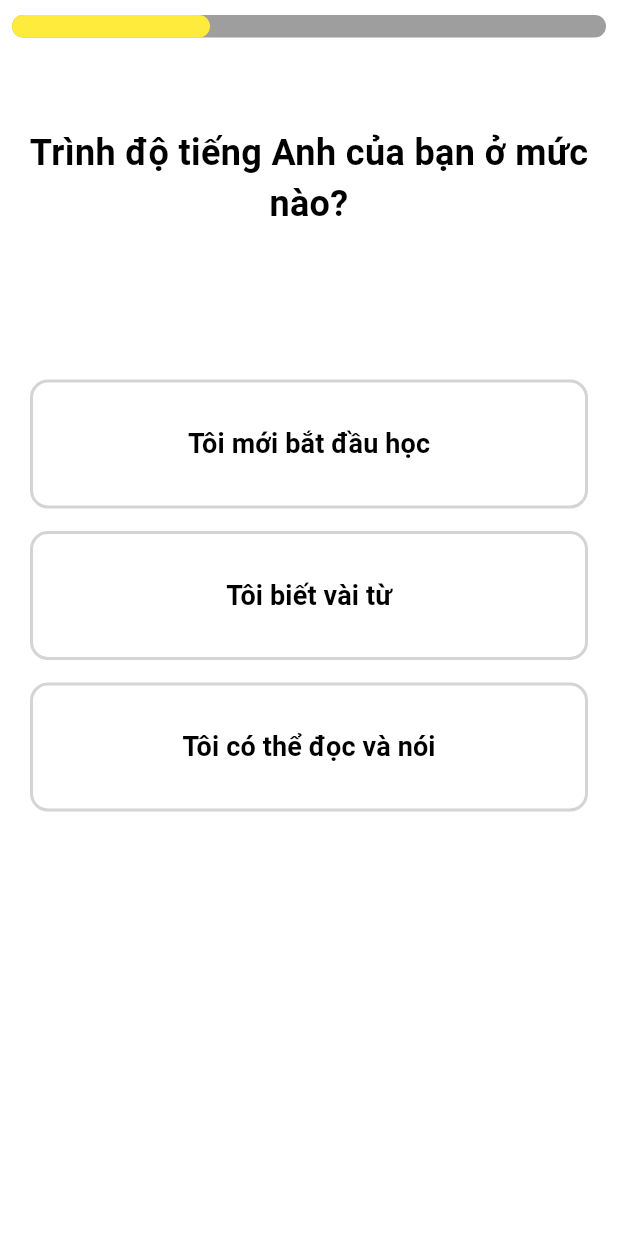
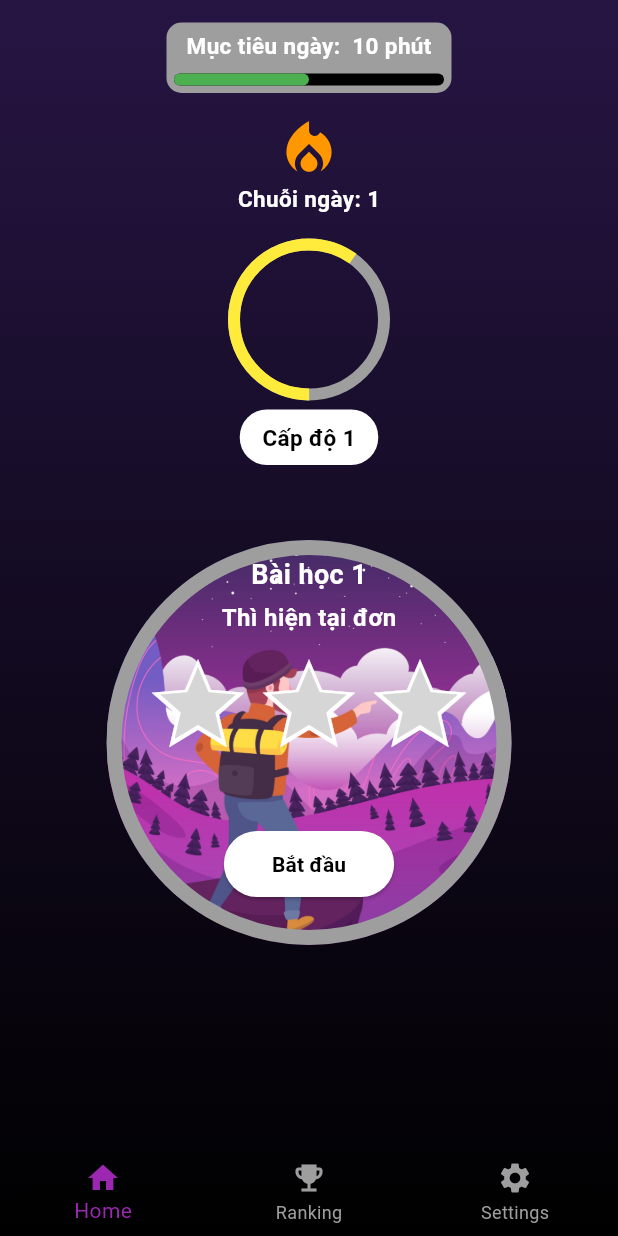
Before and after one commit to thanh2242003/English_App, a Flutter app: the screen it shows after launch, on a phone screen of 412 x 824 dp. Run offline on Flutter 3.47's test engine with Material 3 defaults, Android fonts, the phone set to English and light mode, and no system bars.

Commit message:
basic HomaeScreen

```diff
--- a/lib/main.dart
+++ b/lib/main.dart
@@ -1,3 +1,4 @@
+import 'package:english_app/presentation/screens/home_screen.dart';
 import 'package:english_app/presentation/screens/login_screen.dart';
 import 'package:english_app/presentation/screens/onboarding_screen.dart';
 import 'package:english_app/presentation/screens/splash_screen.dart';
@@ -20,7 +21,7 @@
           //const SplashScreen(),
           Scaffold(
             body: SafeArea(
-              child: const OnboardingScreen(),
+              child: const HomeScreen(),
             ),
           ),
     );
--- /dev/null
+++ b/lib/presentation/screens/home_screen.dart
@@ -0,0 +1,209 @@
+import 'package:english_app/core/my_button.dart';
+import 'package:flutter/material.dart';
+
+class HomeScreen extends StatelessWidget {
+  const HomeScreen({super.key});
+
+  @override
+  Widget build(BuildContext context) {
+    double progress = 0.5;
+    return Container(
+      decoration: BoxDecoration(
+        gradient: LinearGradient(
+          colors: [Color(0xFF261543), Colors.black],
+          begin: Alignment.topCenter,
+          end: AlignmentGeometry.bottomCenter,
+        ),
+      ),
+      child: Scaffold(
+        backgroundColor: Colors.transparent,
+        body: Center(
+          child: Column(
+            //mainAxisAlignment: MainAxisAlignment.spaceBetween,
+            children: [
+              //mục tiêu ngày
+              Container(
+                margin: EdgeInsets.symmetric(horizontal: 80, vertical: 15),
+                padding: EdgeInsets.all(5),
+                decoration: BoxDecoration(
+                  color: Colors.grey,
+                  borderRadius: BorderRadius.circular(10),
+                ),
+                child: Column(
+                  mainAxisSize: MainAxisSize.min,
+                  crossAxisAlignment: CrossAxisAlignment.center,
+                  children: [
+                    Text(
+                      'Mục tiêu ngày:  10 phút',
+                      style: TextStyle(
+                        fontSize: 15,
+                        fontWeight: FontWeight.bold,
+                        color: Colors.white,
+                      ),
+                    ),
+                    const SizedBox(height: 8),
+
+                    // progress bar dài bằng text
+                    SizedBox(
+                      width: 180,
+                      child: LinearProgressIndicator(
+                        value: progress,
+                        backgroundColor: Colors.black,
+                        color: Colors.green,
+                        minHeight: 8,
+                        borderRadius: BorderRadius.circular(12),
+                      ),
+                    ),
+                  ],
+                ),
+              ),
+              Icon(Icons.local_fire_department, color: Colors.orange, size: 45),
+              Text(
+                'Chuỗi ngày: 1',
+                style: TextStyle(
+                  fontSize: 15,
+                  fontWeight: FontWeight.bold,
+                  color: Colors.white,
+                ),
+              ),
+              //chuỗi ngày
+              const SizedBox(height: 20),
+              //tiến độ bài học
+              SizedBox(
+                width: 100,
+                height: 100,
+                child: Transform.rotate(
+                  angle: 3.14,
+                  child: CircularProgressIndicator(
+                    value: 0.6, // 70%
+                    strokeWidth: 8,
+                    backgroundColor: Colors.grey,
+                    valueColor: AlwaysStoppedAnimation<Color>(Colors.yellow),
+                  ),
+                ),
+              ),
+              const SizedBox(height: 10),
+              //cấp độ
+              Container(
+                padding: EdgeInsets.symmetric(horizontal: 15, vertical: 8),
+                decoration: BoxDecoration(
+                  color: Colors.white,
+                  borderRadius: BorderRadius.circular(18),
+                ),
+                child: Text(
+                  'Cấp độ 1',
+                  style: TextStyle(
+                    fontSize: 15,
+                    fontWeight: FontWeight.bold,
+                    color: Colors.black,
+                  ),
+                ),
+              ),
+              const SizedBox(height: 50),
+              // Vòng tròn chính giữa
+              Container(
+                width: 270,
+                height: 270,
+                decoration: BoxDecoration(
+                  shape: BoxShape.circle,
+                  border: Border.all(color: Colors.grey, width: 10),
+                  image: DecorationImage(
+                    image: AssetImage(
+                      'assets/images/lesson_background_image_1.jpg',
+                    ),
+                    fit: BoxFit.cover,
+                  ),
+                ),
+                child: Column(
+                  mainAxisAlignment: MainAxisAlignment.center,
+                  children: [
+                    const Text(
+                      "Bài học 1",
+                      style: TextStyle(
+                        fontSize: 18,
+                        fontWeight: FontWeight.bold,
+                        color: Colors.white,
+                      ),
+                    ),
+                    const SizedBox(height: 4),
+                    const Text(
+                      "Thì hiện tại đơn",
+                      style: TextStyle(
+                        fontSize: 16,
+                        fontWeight: FontWeight.bold,
+                        color: Colors.white,
+                      ),
+                    ),
+                    const SizedBox(height: 10),
+                    // Hàng 3 ngôi sao
+                    Row(
+                      mainAxisAlignment: MainAxisAlignment.center,
+                      children: List.generate(
+                        3,
+                        (index) => Stack(
+                          alignment: Alignment.center,
+                          children: [
+                            Icon(
+                              Icons.star,
+                              size: 74, // to hơn để tạo viền
+                              color: Colors.white,
+                            ),
+                            Icon(
+                              Icons.star,
+                              size: 60,
+                              color: Color(0xCCCCCCCD),
+                            ),
+                          ],
+                        ),
+                      ),
+                    ),
+                    const SizedBox(height: 45),
+
+                    // Nút bắt đầu
+                    ElevatedButton(
+                      onPressed: () {},
+                      style: ElevatedButton.styleFrom(
+                        backgroundColor: Colors.white,
+                        foregroundColor: Colors.black,
+                        shape: StadiumBorder(),
+                        padding: const EdgeInsets.symmetric(
+                          horizontal: 32,
+                          vertical: 12,
+                        ),
+                      ),
+                      child: const Text(
+                        "Bắt đầu",
+                        style: TextStyle(fontWeight: FontWeight.bold),
+                      ),
+                    ),
+                    const SizedBox(height: 20),
+                  ],
+                ),
+              ),
+            ],
+          ),
+        ),
+
+        // Bottom navigation
+        bottomNavigationBar: BottomNavigationBar(
+          backgroundColor: Colors.transparent,
+          selectedItemColor: Colors.purple,
+          unselectedItemColor: Colors.grey,
+          currentIndex: 0,
+          onTap: (index) {},
+          items: const [
+            BottomNavigationBarItem(icon: Icon(Icons.home), label: "Home"),
+            BottomNavigationBarItem(
+              icon: Icon(Icons.emoji_events),
+              label: "Ranking",
+            ),
+            BottomNavigationBarItem(
+              icon: Icon(Icons.settings),
+              label: "Settings",
+            ),
+          ],
+        ),
+      ),
+    );
+  }
+}
```
Also changed, not shown: assets/images/lesson_background_image_1.jpg (added).
